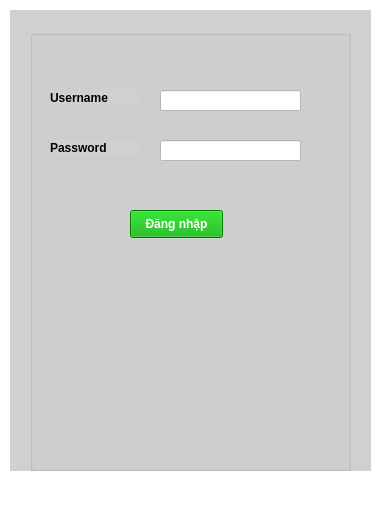
Above: login.ui from Devcujx2112/Quan_Ly_Diem_Danh_sinhVien before the change. Below: the same form after it.
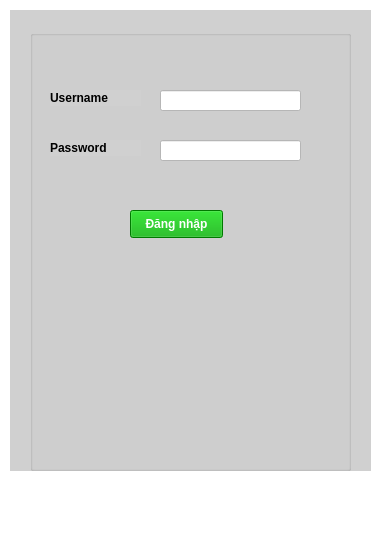
That is the form after the change.

The edit to the form file:
```diff
--- a/login.ui
+++ b/login.ui
@@ -6,8 +6,8 @@
    <rect>
     <x>0</x>
     <y>0</y>
-    <width>385</width>
-    <height>529</height>
+    <width>389</width>
+    <height>538</height>
    </rect>
   </property>
   <property name="windowTitle">
```
Left out of the diff: 2 changed lines with no effect on the pictures.
